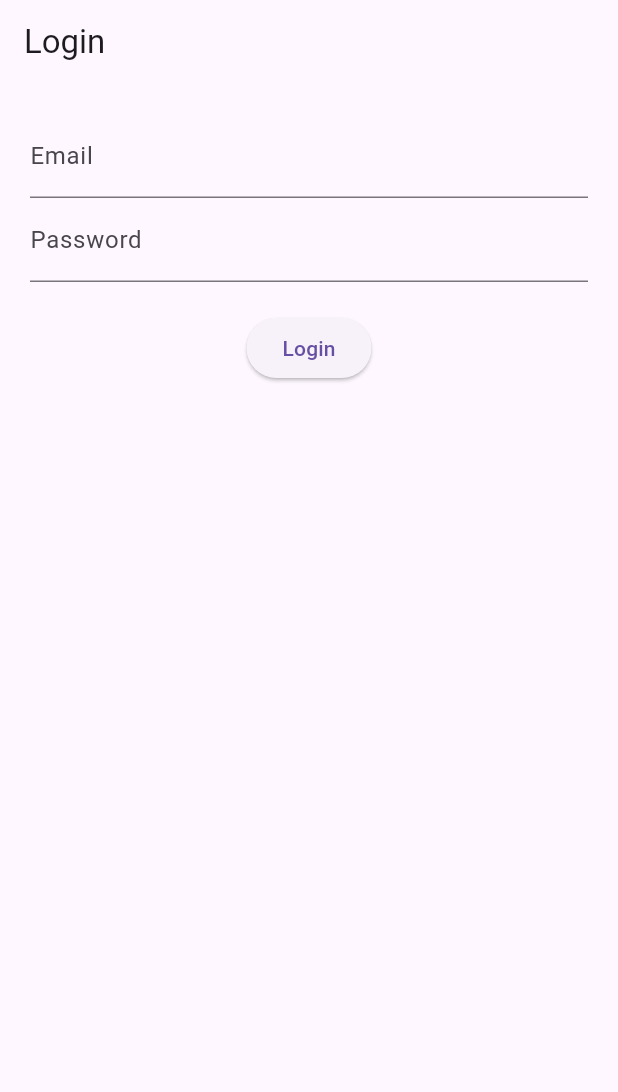
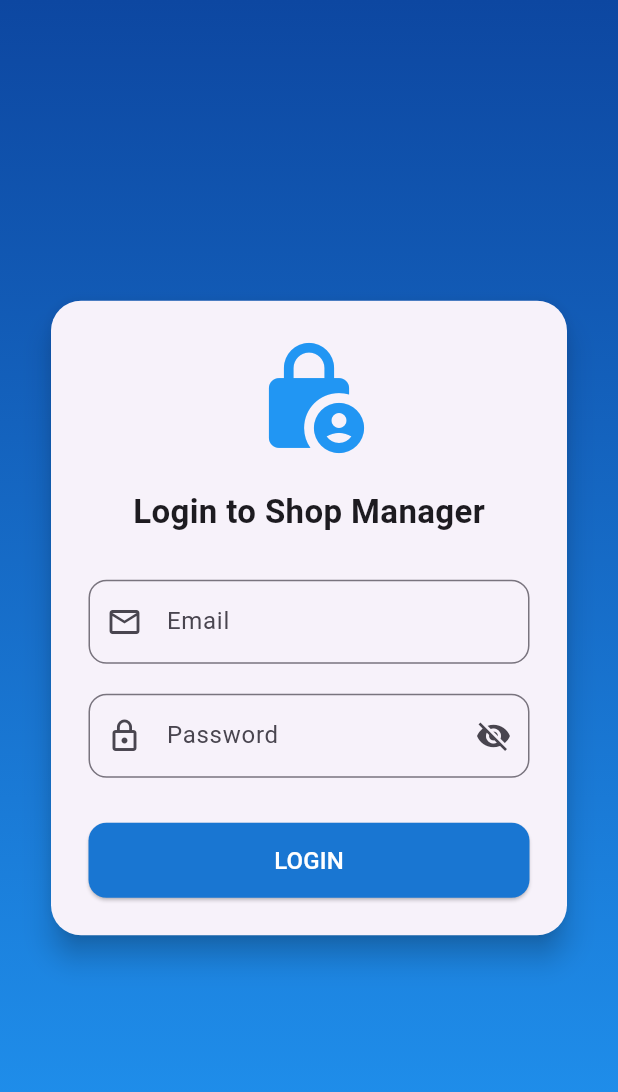
Before and after one commit to M-oses340/flutter_bloc_1, a Flutter app: the screen it shows after launch, on a phone screen of 412 x 824 dp. Shown: the top 1092 px of the screen. Run offline on Flutter 3.47's test engine with Material 3 defaults, Android fonts, the phone set to English and light mode, and no system bars; our stand-ins replace equatable, flutter_bloc, flutter_dotenv, flutter_secure_storage.

Commit message:
adding snackbar utils

```diff
--- a/lib/features/login/presentation/login_screen.dart
+++ b/lib/features/login/presentation/login_screen.dart
@@ -1,20 +1,35 @@
 import 'package:flutter/material.dart';
 import 'package:flutter_bloc/flutter_bloc.dart';
+import '../../../core/utils/snackbar.dart';
 import '../bloc/login_bloc.dart';
 import '../bloc/login_event.dart';
 import '../bloc/login_state.dart';
 import '../../auth/bloc/auth_bloc.dart';
 import '../../auth/bloc/auth_event.dart';
 
-class LoginScreen extends StatelessWidget {
+class LoginScreen extends StatefulWidget {
+  @override
+  State<LoginScreen> createState() => _LoginScreenState();
+}
+
+class _LoginScreenState extends State<LoginScreen> {
   final _email = TextEditingController();
   final _pass = TextEditingController();
+  bool _obscureText = true;
 
   @override
   Widget build(BuildContext context) {
     return Scaffold(
-      appBar: AppBar(title: const Text("Login")),
-      body: BlocProvider(
+      // The background gradient gives it that "modern" feel
+      body: Container(
+        decoration: BoxDecoration(
+          gradient: LinearGradient(
+            begin: Alignment.topCenter,
+            end: Alignment.bottomCenter,
+            colors: [Colors.blue.shade900, Colors.blue.shade500],
+          ),
+        ),
+        child: BlocProvider(
           create: (context) => LoginBloc(
             repo: context.read(),
             storage: context.read(),
@@ -22,36 +37,97 @@ class LoginScreen extends StatelessWidget {
           child: BlocConsumer<LoginBloc, LoginState>(
             listener: (context, state) {
               if (state is LoginSuccess) {
+                SnackBarUtils.showSuccess(context, "Welcome back!");
                 context.read<AuthBloc>().add(UserLoggedIn());
               }
               if (state is LoginFailure) {
-              ScaffoldMessenger.of(context).showSnackBar(
-                SnackBar(content: Text(state.error)),
-              );
+                // Using your new core utility!
+                SnackBarUtils.showError(context, state.error);
               }
             },
             builder: (context, state) {
-            return Padding(
-              padding: const EdgeInsets.all(20),
+              return Center(
+                child: SingleChildScrollView(
+                  padding: const EdgeInsets.all(30),
+                  child: Card(
+                    elevation: 8,
+                    shape: RoundedRectangleBorder(borderRadius: BorderRadius.circular(20)),
+                    child: Padding(
+                      padding: const EdgeInsets.all(25),
                       child: Column(
+                        mainAxisSize: MainAxisSize.min,
                         children: [
-                  TextField(controller: _email, decoration: const InputDecoration(labelText: "Email")),
-                  TextField(controller: _pass, decoration: const InputDecoration(labelText: "Password"), obscureText: true),
+                          const Icon(Icons.lock_person, size: 80, color: Colors.blue),
                           const SizedBox(height: 20),
-                  state is LoginLoading
-                      ? const CircularProgressIndicator()
+                          const Text(
+                            "Login to Shop Manager",
+                            style: TextStyle(fontSize: 22, fontWeight: FontWeight.bold),
+                          ),
+                          const SizedBox(height: 30),
+                          _buildTextField(
+                            controller: _email,
+                            label: "Email",
+                            icon: Icons.email_outlined,
+                          ),
+                          const SizedBox(height: 20),
+                          _buildTextField(
+                            controller: _pass,
+                            label: "Password",
+                            icon: Icons.lock_outline,
+                            isPassword: true,
+                          ),
+                          const SizedBox(height: 30),
+                          SizedBox(
+                            width: double.infinity,
+                            height: 50,
+                            child: state is LoginLoading
+                                ? const Center(child: CircularProgressIndicator())
                                 : ElevatedButton(
-                    onPressed: () => context.read<LoginBloc>().add(
+                              style: ElevatedButton.styleFrom(
+                                shape: RoundedRectangleBorder(borderRadius: BorderRadius.circular(12)),
+                                backgroundColor: Colors.blue.shade700,
+                              ),
+                              onPressed: () {
+                                context.read<LoginBloc>().add(
                                     LoginButtonPressed(email: _email.text, password: _pass.text)
+                                );
+                              },
+                              child: const Text("LOGIN", style: TextStyle(color: Colors.white, fontSize: 16)),
                             ),
-                    child: const Text("Login"),
                           ),
                         ],
+                      ),
+                    ),
+                  ),
                 ),
               );
             },
           ),
         ),
+      ),
+    );
+  }
+
+  Widget _buildTextField({
+    required TextEditingController controller,
+    required String label,
+    required IconData icon,
+    bool isPassword = false,
+  }) {
+    return TextField(
+      controller: controller,
+      obscureText: isPassword ? _obscureText : false,
+      decoration: InputDecoration(
+        labelText: label,
+        prefixIcon: Icon(icon),
+        suffixIcon: isPassword
+            ? IconButton(
+          icon: Icon(_obscureText ? Icons.visibility_off : Icons.visibility),
+          onPressed: () => setState(() => _obscureText = !_obscureText),
+        )
+            : null,
+        border: OutlineInputBorder(borderRadius: BorderRadius.circular(12)),
+      ),
     );
   }
 }
```
Lines whose indentation alone changed are shown as unchanged.
